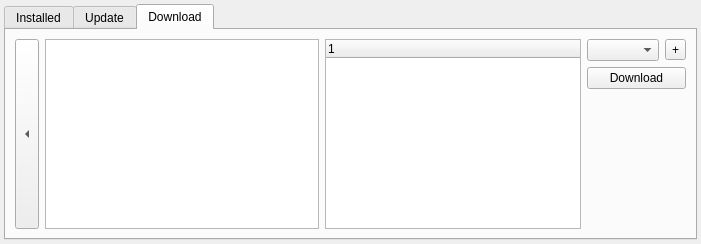
The window that client/mappackageswidget.ui (unsanded/monav) describes before a commit, drawn with Qt 5.
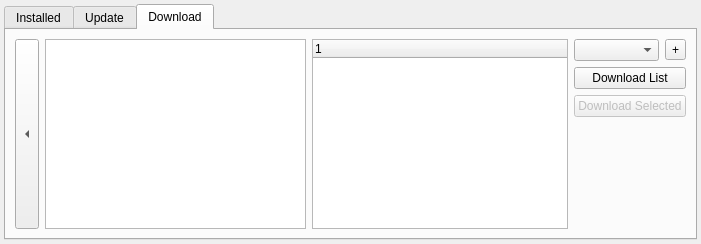
The same window after the commit. Custom widgets are drawn as their Qt base class.

What changed in the file:
```diff
--- a/client/mappackageswidget.ui
+++ b/client/mappackageswidget.ui
@@ -111,7 +111,7 @@
        <item>
         <layout class="QVBoxLayout" name="verticalLayout_2">
          <item>
-          <widget class="QPushButton" name="check">
+          <widget class="QPushButton" name="check_2">
            <property name="text">
             <string>Check</string>
            </property>
@@ -209,10 +209,20 @@
            </item>
           </layout>
          </item>
+         <item>
+          <widget class="QPushButton" name="check">
+           <property name="text">
+            <string>Download List</string>
+           </property>
+          </widget>
+         </item>
          <item>
           <widget class="QPushButton" name="download">
+           <property name="enabled">
+            <bool>false</bool>
+           </property>
            <property name="text">
-            <string>Download</string>
+            <string>Download Selected</string>
            </property>
           </widget>
          </item>
```
